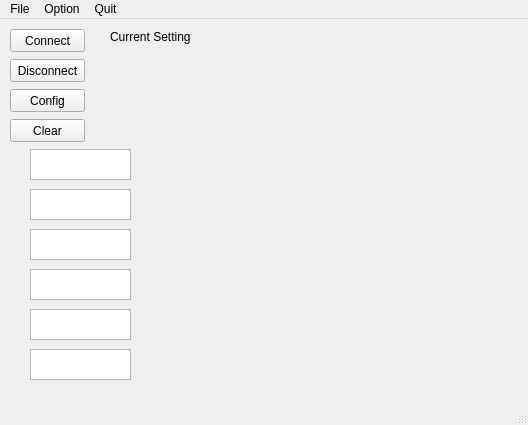
This is mainwindow.ui in fry767/QTui as Qt 5 draws it before an edit. The edited form follows.
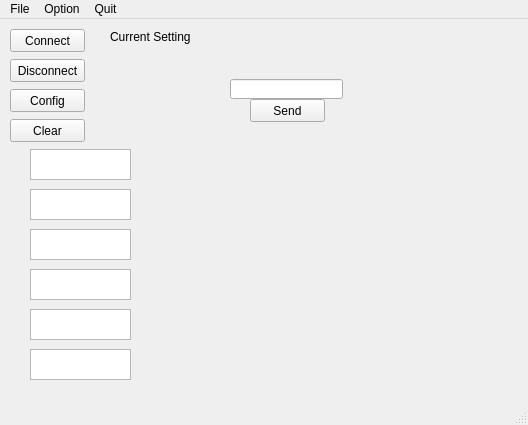
This is the edited form.

Diff of the .ui file:
```diff
--- a/mainwindow.ui
+++ b/mainwindow.ui
@@ -139,6 +139,29 @@
      </rect>
     </property>
    </widget>
+   <widget class="QLineEdit" name="sendLineEdit">
+    <property name="geometry">
+     <rect>
+      <x>230</x>
+      <y>60</y>
+      <width>113</width>
+      <height>20</height>
+     </rect>
+    </property>
+   </widget>
+   <widget class="QPushButton" name="sendPushButton">
+    <property name="geometry">
+     <rect>
+      <x>250</x>
+      <y>80</y>
+      <width>75</width>
+      <height>23</height>
+     </rect>
+    </property>
+    <property name="text">
+     <string>Send</string>
+    </property>
+   </widget>
   </widget>
   <widget class="QMenuBar" name="menuBar">
    <property name="geometry">
```
